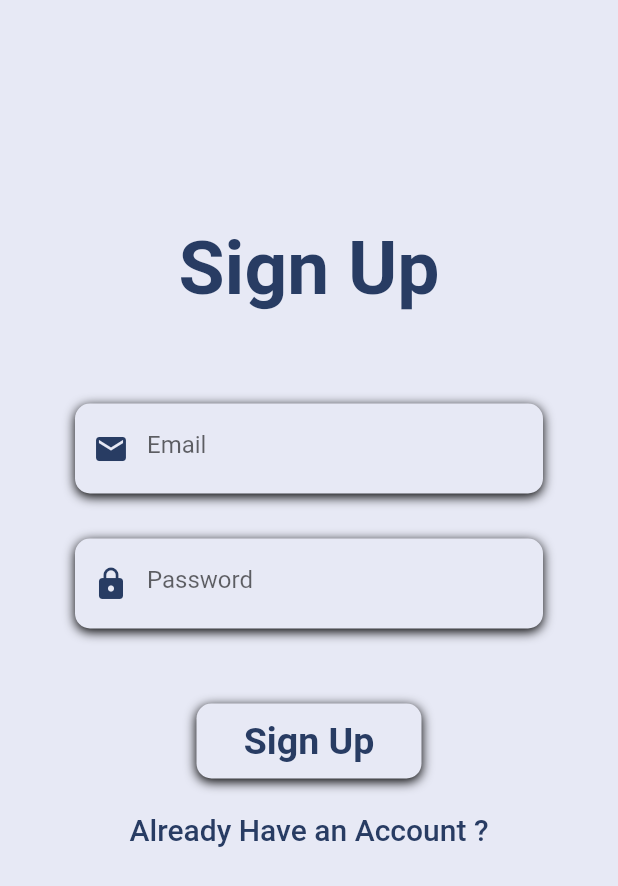
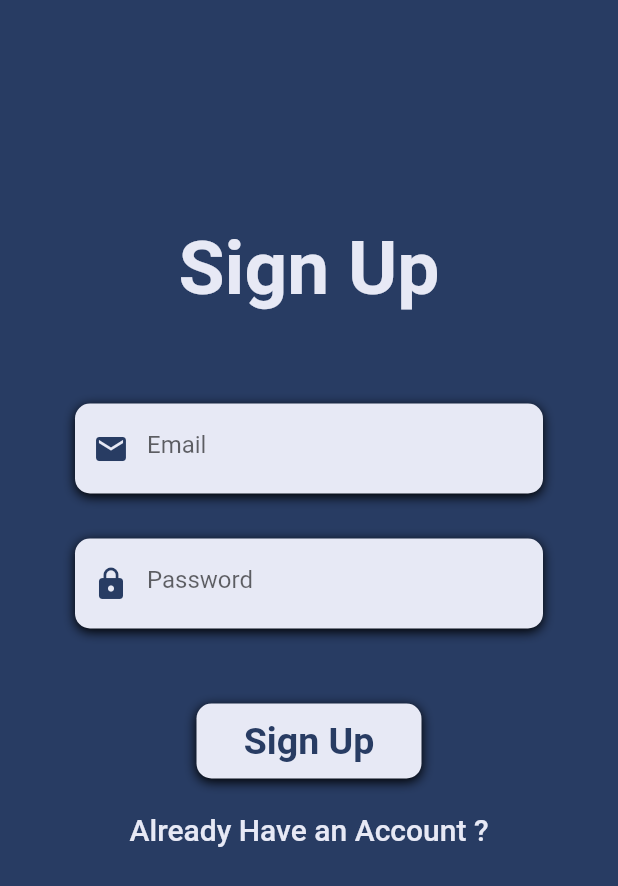
Before and after one commit to nitesharma/college_managment_app, a Flutter app: the screen it shows after launch, after a tap on "Sign In", after a tap on "Don't Have an Account ?", on a phone screen of 412 x 824 dp. Shown: the top 886 px of the screen. Run offline on Flutter 3.47's test engine with Material 2 defaults, Android fonts, the light colour scheme and no system bars; our stand-ins replace email_validator, firebase_auth, firebase_core, firebase_storage, velocity_x; missing offline and left inert: flutter_inappwebview, jitsi_meet; accounts and stored records are empty; network calls fail; statements that could not run were skipped.

Commit message:
login page update

```diff
--- a/lib/Authentication/login_page.dart
+++ b/lib/Authentication/login_page.dart
@@ -33,7 +33,7 @@ class _LoginPageState extends State<LoginPage> {
           key: formKey,
           child: Container(
             padding: EdgeInsets.all(50),
-            decoration: BoxDecoration(color: Theme.of(context).accentColor),
+            decoration: BoxDecoration(color: Theme.of(context).primaryColor),
             child: Column(
               children: <Widget>[
                 100.heightBox,
@@ -41,7 +41,7 @@ class _LoginPageState extends State<LoginPage> {
                     .text
                     .bold
                     .size(50)
-                    .color(Theme.of(context).primaryColor)
+                    .color(Theme.of(context).accentColor)
                     .make(),
                 60.heightBox,
 
@@ -143,7 +143,7 @@ class _LoginPageState extends State<LoginPage> {
                     },
                     child: "Don't Have an Account ?"
                         .text
-                        .color(Theme.of(context).primaryColor)
+                        .color(Theme.of(context).accentColor)
                         .size(20)
                         .make())
               ],
--- a/lib/Authentication/signup.dart
+++ b/lib/Authentication/signup.dart
@@ -27,16 +27,14 @@ class _SignUpState extends State<SignUp> {
   @override
   Widget build(BuildContext context) {
     return Material(
+      color: Theme.of(context).accentColor,
       child: GestureDetector(
         onTap: () => FocusScope.of(context).unfocus(),
         child: Form(
           key: formKey,
           child: Container(
             padding: EdgeInsets.all(50),
-            color: Theme.of(context).accentColor,
-            // decoration: BoxDecoration(
-            //     gradient: LinearGradient(
-            //         colors: [Color(0xffE8CBC0), Color(0xff636FA4)])),
+            color: Theme.of(context).primaryColor,
             child: Column(
               children: <Widget>[
                 100.heightBox,
@@ -44,7 +42,7 @@ class _SignUpState extends State<SignUp> {
                     .text
                     .bold
                     .size(50)
-                    .color(Theme.of(context).primaryColor)
+                    .color(Theme.of(context).accentColor)
                     .make(),
                 60.heightBox,
 
@@ -155,7 +153,7 @@ class _SignUpState extends State<SignUp> {
                     },
                     child: "Already Have an Account ?"
                         .text
-                        .color(Theme.of(context).primaryColor)
+                        .color(Theme.of(context).accentColor)
                         .size(20)
                         .make())
               ],
```
